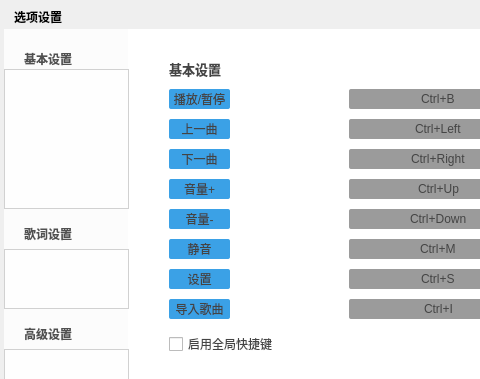
This is TTKModule/TTKWidget/musicUiKits/musicWidgetKits/musicsettingwidget.ui in Greedysky/TTKMusicPlayer as Qt 5 draws it before an edit; both pictures show x 0 to 480 and y 0 to 379 of the 618 by 470 pixel window. The edited form follows.
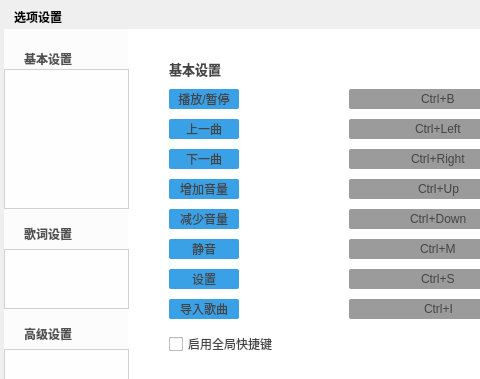
This is the edited form. The open tabs and pages were chosen to show the change. Custom widgets are drawn as their Qt base class.

Patch:
```diff
--- a/TTKModule/TTKWidget/musicUiKits/musicWidgetKits/musicsettingwidget.ui
+++ b/TTKModule/TTKWidget/musicUiKits/musicWidgetKits/musicsettingwidget.ui
@@ -314,7 +314,7 @@
       <rect>
        <x>25</x>
        <y>50</y>
-       <width>61</width>
+       <width>70</width>
        <height>20</height>
       </rect>
      </property>
@@ -352,7 +352,7 @@
       <rect>
        <x>25</x>
        <y>80</y>
-       <width>61</width>
+       <width>70</width>
        <height>20</height>
       </rect>
      </property>
@@ -390,7 +390,7 @@
       <rect>
        <x>25</x>
        <y>110</y>
-       <width>61</width>
+       <width>70</width>
        <height>20</height>
       </rect>
      </property>
@@ -409,7 +409,7 @@
       <rect>
        <x>25</x>
        <y>140</y>
-       <width>61</width>
+       <width>70</width>
        <height>20</height>
       </rect>
      </property>
@@ -417,7 +417,7 @@
       <string notr="true">background:#3BA1E6;border-radius:2px</string>
      </property>
      <property name="text">
-      <string>音量+</string>
+      <string>增加音量</string>
      </property>
      <property name="alignment">
       <set>Qt::AlignCenter</set>
@@ -428,7 +428,7 @@
       <rect>
        <x>25</x>
        <y>170</y>
-       <width>61</width>
+       <width>70</width>
        <height>20</height>
       </rect>
      </property>
@@ -436,7 +436,7 @@
       <string notr="true">background:#3BA1E6;border-radius:2px</string>
      </property>
      <property name="text">
-      <string>音量-</string>
+      <string>减少音量</string>
      </property>
      <property name="alignment">
       <set>Qt::AlignCenter</set>
@@ -447,7 +447,7 @@
       <rect>
        <x>25</x>
        <y>230</y>
-       <width>61</width>
+       <width>70</width>
        <height>20</height>
       </rect>
      </property>
@@ -561,7 +561,7 @@
       <rect>
        <x>25</x>
        <y>260</y>
-       <width>61</width>
+       <width>70</width>
        <height>20</height>
       </rect>
      </property>
@@ -593,7 +593,7 @@
       <rect>
        <x>25</x>
        <y>200</y>
-       <width>61</width>
+       <width>70</width>
        <height>20</height>
       </rect>
      </property>
```
Left out of the diff: 10 changed lines with no effect on the pictures.
